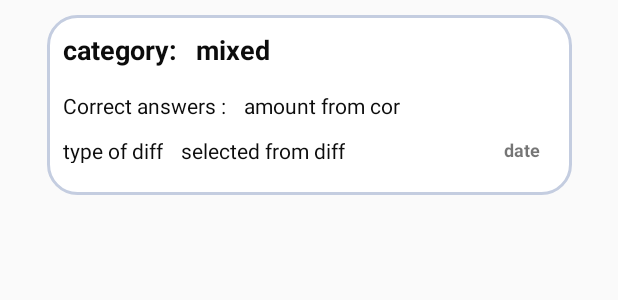
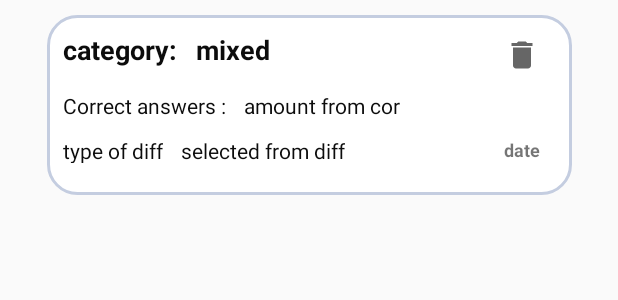
Before and after one commit to miranda-ni/Quiz_App, an Android app: the layout item_history.xml on its own in the app's theme, with its tools: preview values and no code run, on a phone screen of 412 x 824 dp. Shown: the top 300 px of the screen. Run offline under Robolectric (Android 15) with nearby library versions, the phone set to English and light mode, and no system bars.

Commit message:
fix bags

```diff
--- a/app/src/main/java/kg/geektech/quiz_app/ui/callbacks/IRequestQuestions.java
+++ b/app/src/main/java/kg/geektech/quiz_app/ui/callbacks/IRequestQuestions.java
@@ -10,9 +10,8 @@ public interface IRequestQuestions {
                       QuestionCallback callback);
 
 
+    interface  QuestionCallback extends ICoreCallBack<List<Quiz>> {
 
-
-    interface  QuestionCallback extends ICoreCallBack<List<Quiz>> {
         @Override
         void onSuccess(List<Quiz> quiz);
 
--- a/app/src/main/java/kg/geektech/quiz_app/ui/history/HistoryFragment.java
+++ b/app/src/main/java/kg/geektech/quiz_app/ui/history/HistoryFragment.java
@@ -66,4 +66,5 @@ public class HistoryFragment extends Fragment {
         mViewModel.resultMutableLiveData.observe(requireActivity(), results -> historyAdapter.addData(results));
         super.onResume();
     }
+
 }
--- a/app/src/main/java/kg/geektech/quiz_app/ui/history/HistoryViewModel.java
+++ b/app/src/main/java/kg/geektech/quiz_app/ui/history/HistoryViewModel.java
@@ -20,4 +20,8 @@ public class HistoryViewModel extends ViewModel {
         Log.d("App.repo", "history view model get result: "+ App.repository.getAll());
 
     }
-}
+
+        void clearHistory(){
+            App.repository.deleteAll();
+        }
+    }
--- a/app/src/main/java/kg/geektech/quiz_app/ui/main/MainFragment.java
+++ b/app/src/main/java/kg/geektech/quiz_app/ui/main/MainFragment.java
@@ -149,7 +149,7 @@ public class MainFragment extends Fragment {
             QuizQuestionFragment fragment = new QuizQuestionFragment();
             Bundle result = new Bundle();
             result.putInt(EXTRA_AMOUNT, seekBarPos);
-            result.putInt(EXTRA_CATEGORY_POS, category);
+            result.putInt(EXTRA_CATEGORY_POS, pos);
             result.putString(EXTRA_CATEGORY, categoryName);
             Log.e("ololo", "result. putString: " + categoryName);
             result.putString(EXTRA_DIFFICULTY, valueOfDiffSpin);
--- a/app/src/main/java/kg/geektech/quiz_app/ui/quiz/QuizViewModel.java
+++ b/app/src/main/java/kg/geektech/quiz_app/ui/quiz/QuizViewModel.java
@@ -125,4 +125,5 @@ public MutableLiveData<Long>resultMutableLiveData=new MutableLiveData<>();
     }
 
 
+
 }
--- /dev/null
+++ b/app/src/main/res/drawable/ic_baseline_delete_24.xml
@@ -0,0 +1,10 @@
+<vector xmlns:android="http://schemas.android.com/apk/res/android"
+    android:width="24dp"
+    android:height="24dp"
+    android:viewportWidth="24"
+    android:viewportHeight="24"
+    android:tint="?attr/colorControlNormal">
+  <path
+      android:fillColor="@android:color/white"
+      android:pathData="M6,19c0,1.1 0.9,2 2,2h8c1.1,0 2,-0.9 2,-2V7H6v12zM19,4h-3.5l-1,-1h-5l-1,1H5v2h14V4z"/>
+</vector>
--- a/app/src/main/res/layout/fragment_history.xml
+++ b/app/src/main/res/layout/fragment_history.xml
@@ -26,5 +26,6 @@
             tools:listitem="@layout/item_history" />
 
 
+
     </androidx.constraintlayout.widget.ConstraintLayout>
 </layout>
--- a/app/src/main/res/layout/fragment_main.xml
+++ b/app/src/main/res/layout/fragment_main.xml
@@ -118,10 +118,10 @@
                 android:layout_height="50dp"
                 android:layout_marginStart="15dp"
                 android:layout_marginTop="60dp"
-
                 android:layout_marginEnd="15dp"
                 android:background="@drawable/background_button"
                 android:text="@string/start"
+                android:textColor="#FFFFFF"
                 android:textSize="15sp" />
 
         </LinearLayout>
--- a/app/src/main/res/layout/item_history.xml
+++ b/app/src/main/res/layout/item_history.xml
@@ -27,6 +27,15 @@
                 android:id="@+id/history_category"
                 style="@style/textInBoldStyleForCards"
                 android:text="@string/mixed" />
+
+            <ImageView
+                android:id="@+id/delete_history"
+                android:layout_width="wrap_content"
+                android:layout_height="wrap_content"
+                android:layout_marginStart="150dp"
+                android:layout_marginLeft="150dp"
+                android:src="@drawable/ic_baseline_delete_24"
+                android:layout_marginTop="10dp"/>
 
             <TextView
                 android:layout_width="wrap_content"
@@ -80,5 +89,6 @@
 
 
 
+
 </androidx.constraintlayout.widget.ConstraintLayout>
 </layout>
--- a/app/src/main/res/layout/result_fragment.xml
+++ b/app/src/main/res/layout/result_fragment.xml
@@ -155,6 +155,7 @@
             android:background="@drawable/background_correct"
             android:text="@string/finish"
             android:textStyle="bold"
+            android:textColor="#FFFFFF"
             app:layout_constraintBottom_toBottomOf="parent"
             app:layout_constraintLeft_toLeftOf="parent"
             app:layout_constraintRight_toRightOf="parent" />
```
Also changed, not shown: app/src/main/java/kg/geektech/quiz_app/ui/history/rv/HistoryVH.java (+13 -0 lines), app/src/main/java/kg/geektech/quiz_app/ui/quiz/rv/QuizVH.java (+2 -40 lines).
